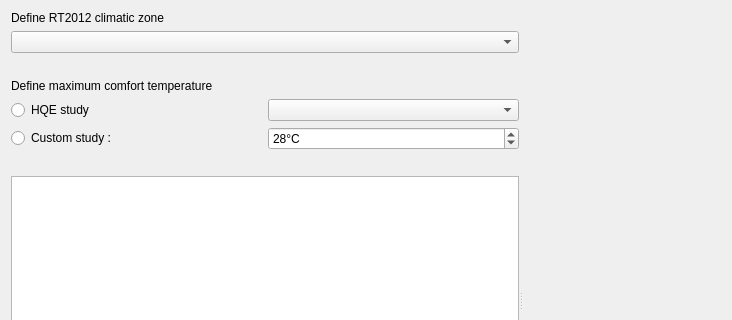
Qt form src/resources/ui/dataplotter/thermalcomfhistog.ui (Nobatek/simuplot) before a commit; both pictures show x 0 to 732 and y 0 to 320 of the 732 by 599 pixel window.
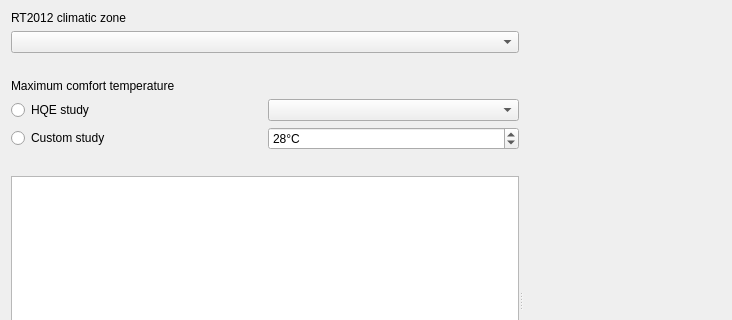
The same form after that commit. Custom widgets are drawn as their Qt base class.

Commit message: [fr] Translate .ui files

```diff
--- a/src/resources/ui/dataplotter/thermalcomfhistog.ui
+++ b/src/resources/ui/dataplotter/thermalcomfhistog.ui
@@ -24,7 +24,7 @@
        <item>
         <widget class="QLabel" name="label_2">
          <property name="text">
-          <string>Define RT2012 climatic zone</string>
+          <string>RT2012 climatic zone</string>
          </property>
         </widget>
        </item>
@@ -50,7 +50,7 @@
        <item>
         <widget class="QLabel" name="label">
          <property name="text">
-          <string>Define maximum comfort temperature</string>
+          <string>Maximum comfort temperature</string>
          </property>
         </widget>
        </item>
@@ -73,7 +73,7 @@
          <item>
           <widget class="QRadioButton" name="CustomradioButton">
            <property name="text">
-            <string>Custom study : </string>
+            <string>Custom study</string>
            </property>
           </widget>
          </item>
```
Left out of the diff: 2 changed lines with no effect on the pictures. The commit also changes 2 other files.
